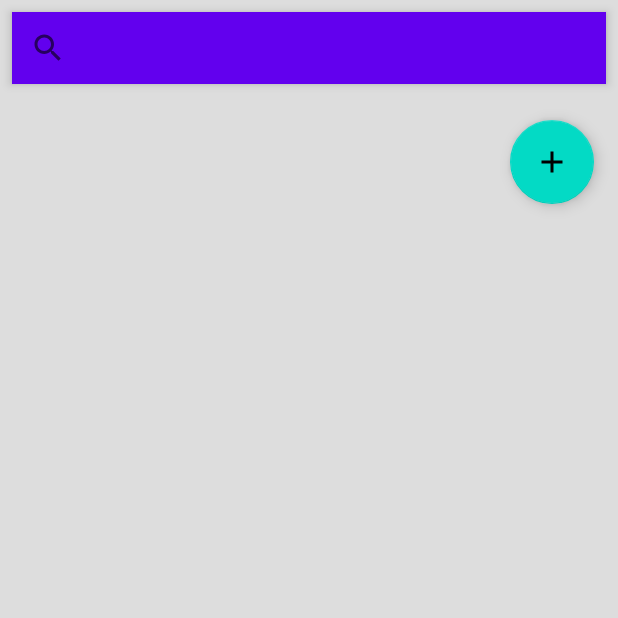
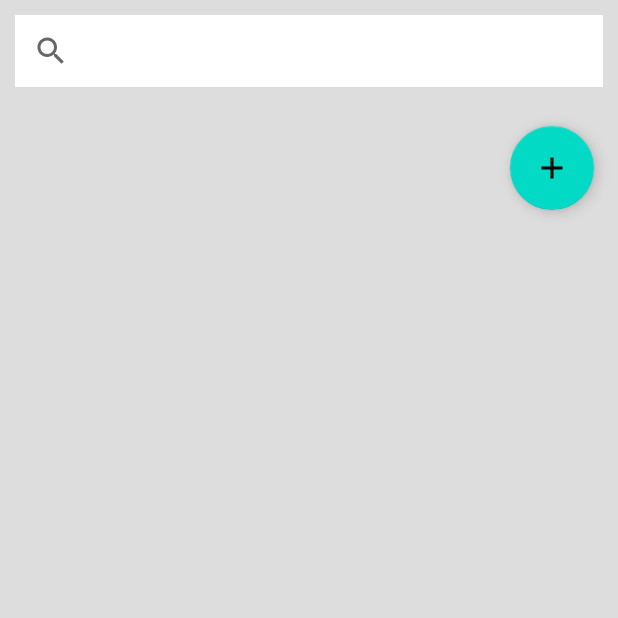
Before and after one commit to renandamasceno/desafio-firebase, an Android app: the HomeFragment screen opened through its navigation route, on a phone screen of 412 x 824 dp, the top half of it. Run offline under Robolectric (Android 15) with nearby library versions, the phone set to English and light mode, and no system bars; our stand-ins replace Firebase (no records; nobody signed in at launch, a user with empty details on screens opened directly), Picasso.

Commit message:
home funcionando

```diff
--- a/app/src/main/java/com/renan/desafiofirebase/home/view/HomeFragment.kt
+++ b/app/src/main/java/com/renan/desafiofirebase/home/view/HomeFragment.kt
@@ -6,6 +6,8 @@ import androidx.fragment.app.Fragment
 import android.view.LayoutInflater
 import android.view.View
 import android.view.ViewGroup
+import android.widget.SearchView
+import android.widget.Toast
 import androidx.core.os.bundleOf
 import androidx.lifecycle.ViewModelProvider
 import androidx.navigation.NavController
@@ -22,6 +24,11 @@ import com.renan.desafiofirebase.R
 import com.renan.desafiofirebase.home.model.GamesModel
 import com.renan.desafiofirebase.home.adapter.GameListAdapter
 import com.renan.desafiofirebase.home.viewmodel.HomeViewModel
+import kotlinx.coroutines.Job
+import kotlinx.coroutines.MainScope
+import kotlinx.coroutines.delay
+import kotlinx.coroutines.launch
+import java.util.*
 
 
 class HomeFragment : Fragment() {
@@ -33,7 +40,7 @@ class HomeFragment : Fragment() {
     private lateinit var gameListAdapter: GameListAdapter
     private lateinit var navController: NavController
 
-    private val _homeViewModel: HomeViewModel by lazy {
+    private val homeViewModel: HomeViewModel by lazy {
         ViewModelProvider(this).get(HomeViewModel::class.java)
     }
 
@@ -51,7 +58,23 @@ class HomeFragment : Fragment() {
         _view = view
         navController = findNavController()
 
+        homeViewModel.error.observe(viewLifecycleOwner, {
+            Toast.makeText(_view.context, it, Toast.LENGTH_SHORT).show()
+        })
+
+        homeViewModel.stateList.observe(viewLifecycleOwner, {
+            addAllgames(it as MutableList<GamesModel>)
+        })
+
+        homeViewModel.stateQueryList.observe(viewLifecycleOwner, {
+            addAllgames(it as MutableList<GamesModel>)
+        })
+
+        homeViewModel.getListGames()
+
         recyclerView()
+        searchEvent()
+        addNewGame()
 
     }
 
@@ -60,7 +83,7 @@ class HomeFragment : Fragment() {
         val manager = GridLayoutManager(_view.context, 2)
 
         gameListAdapter = GameListAdapter(listGames) {
-            navigateToGameDetails(it)
+            navigateToGame(it)
         }
 
         recyclerView.apply {
@@ -72,13 +95,68 @@ class HomeFragment : Fragment() {
 
     private fun navigateToGame(gameModel: GamesModel) {
         val bundle = bundleOf(
-            GAME_ID to gameModel.id,
-            GAME_IMAGE_URL to gameModel.imageUrl,
-            GAME_TITLE to gameModel.title,
-            GAME_CREATED_AT to gameModel.createdAt,
+            GAME_ID to gameModel.gameId,
+            GAME_IMAGE to gameModel.image,
+            GAME_NAME to gameModel.name,
+            GAME_DATE to gameModel.dateLaunch,
             GAME_DESCRIPTION to gameModel.description
         )
-        _navController.navigate(R.id.action_homeFragment_to_gameFragment, bundle)
+        navController.navigate(R.id.action_homeFragment_to_detailsGameFragment, bundle)
+    }
+
+    private fun addAllgames(list: MutableList<GamesModel>) {
+        listGames.clear()
+        listGames.addAll(list)
+        gameListAdapter.notifyDataSetChanged()
+    }
+
+    private fun searchEvent() {
+        var job: Job? = null
+        val searchBar = _view.findViewById<SearchView>(R.id.searchViewHome)
+        searchBar.setOnQueryTextListener(object : SearchView.OnQueryTextListener {
+            override fun onQueryTextSubmit(query: String): Boolean {
+                job?.cancel()
+                job = MainScope().launch {
+                    delay(500L)
+                    if (query.isNotEmpty()) {
+                        homeViewModel.queryFirebaseService(query.toLowerCase(Locale.ROOT))
+                    }
+                }
+                return false
+            }
+
+            override fun onQueryTextChange(newText: String): Boolean {
+                Log.i("TAG", "Query changed")
+                job?.cancel()
+                job = MainScope().launch {
+                    delay(500L)
+                    if (newText.isEmpty()) {
+                        homeViewModel.getListGames()
+                    } else {
+                        homeViewModel.queryFirebaseService(newText.toLowerCase(Locale.ROOT))
+                    }
+                }
+                return false
+            }
+        })
+        searchBar.setOnCloseListener {
+            homeViewModel.getListGames()
+            true
+        }
+    }
+    private fun addNewGame() {
+        val addBtn = _view.findViewById<FloatingActionButton>(R.id.floating_action_button)
+        addBtn.setOnClickListener {
+            navController.navigate(R.id.action_homeFragment_to_newGameFragment)
+        }
+    }
+
+    companion object {
+        const val GAME_ID: String = "id"
+        const val GAME_NAME: String = "title"
+        const val GAME_DESCRIPTION: String = "description"
+        const val GAME_DATE: String = "createdat"
+        const val GAME_IMAGE: String = "IMAGEURL"
     }
 
 }
--- a/app/src/main/res/layout/fragment_home.xml
+++ b/app/src/main/res/layout/fragment_home.xml
@@ -8,16 +8,19 @@
     android:orientation="vertical"
     tools:context=".home.view.HomeFragment">
 
-    <com.google.android.material.appbar.AppBarLayout
+    <SearchView
+        android:id="@+id/searchViewHome"
         android:layout_width="match_parent"
         android:layout_height="wrap_content"
-        android:layout_margin="8dp"
-        android:elevation="10dp">
-
-        <SearchView
-            android:layout_width="match_parent"
-            android:layout_height="match_parent" />
-    </com.google.android.material.appbar.AppBarLayout>
+        android:layout_margin="10dp"
+        android:layout_marginStart="16sp"
+        android:layout_marginTop="10dp"
+        android:layout_marginEnd="16sp"
+        android:background="@color/white"
+        app:layout_constraintEnd_toEndOf="parent"
+        app:layout_constraintStart_toStartOf="parent"
+        app:layout_constraintTop_toTopOf="parent"
+        app:queryHint="SearchGames" />
 
     <androidx.recyclerview.widget.RecyclerView
         android:id="@+id/recyclerListGames"
--- a/app/src/main/res/navigation/navigation_graph.xml
+++ b/app/src/main/res/navigation/navigation_graph.xml
@@ -30,6 +30,9 @@
         <action
             android:id="@+id/action_homeFragment_to_newGameFragment"
             app:destination="@id/newGameFragment" />
+        <action
+            android:id="@+id/action_homeFragment_to_detailsGameFragment"
+            app:destination="@id/detailsGameFragment" />
     </fragment>
     <fragment
         android:id="@+id/newGameFragment"
@@ -40,4 +43,9 @@
             android:id="@+id/action_newGameFragment_to_homeFragment"
             app:destination="@id/homeFragment" />
     </fragment>
+    <fragment
+        android:id="@+id/detailsGameFragment"
+        android:name="com.renan.desafiofirebase.gamedetails.DetailsGameFragment"
+        android:label="fragment_details_game"
+        tools:layout="@layout/fragment_details_game" />
 </navigation>
```
Also changed, not shown: app/src/main/java/com/renan/desafiofirebase/gamedetails/DetailsGameFragment.kt (+11 -3 lines).
